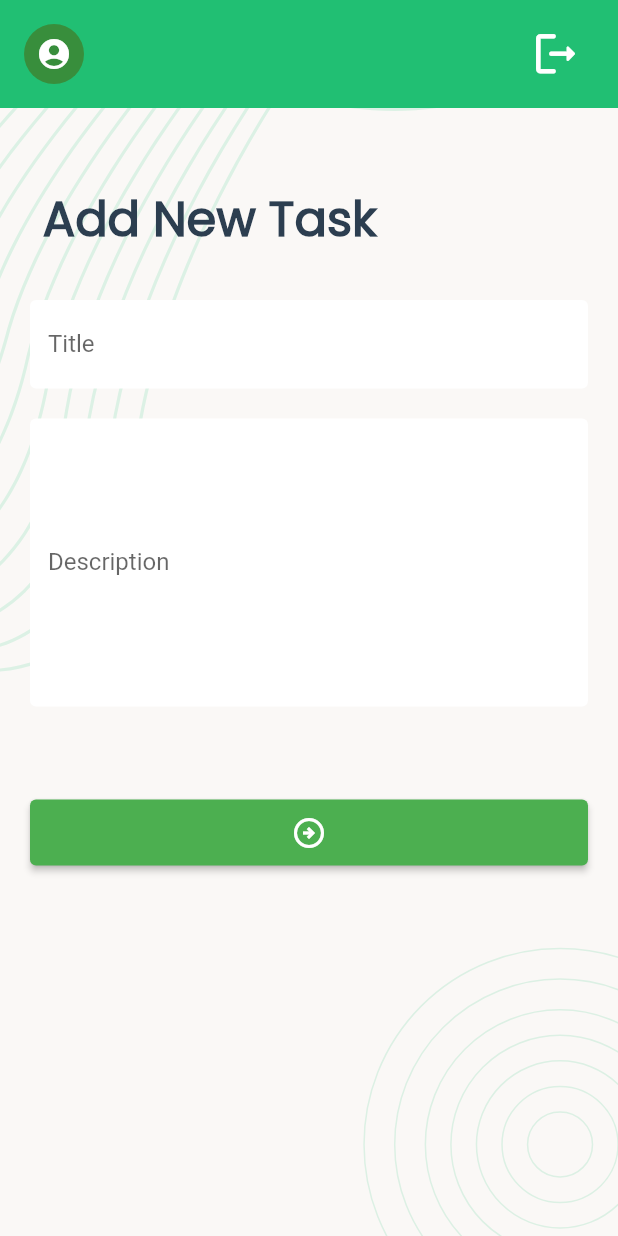
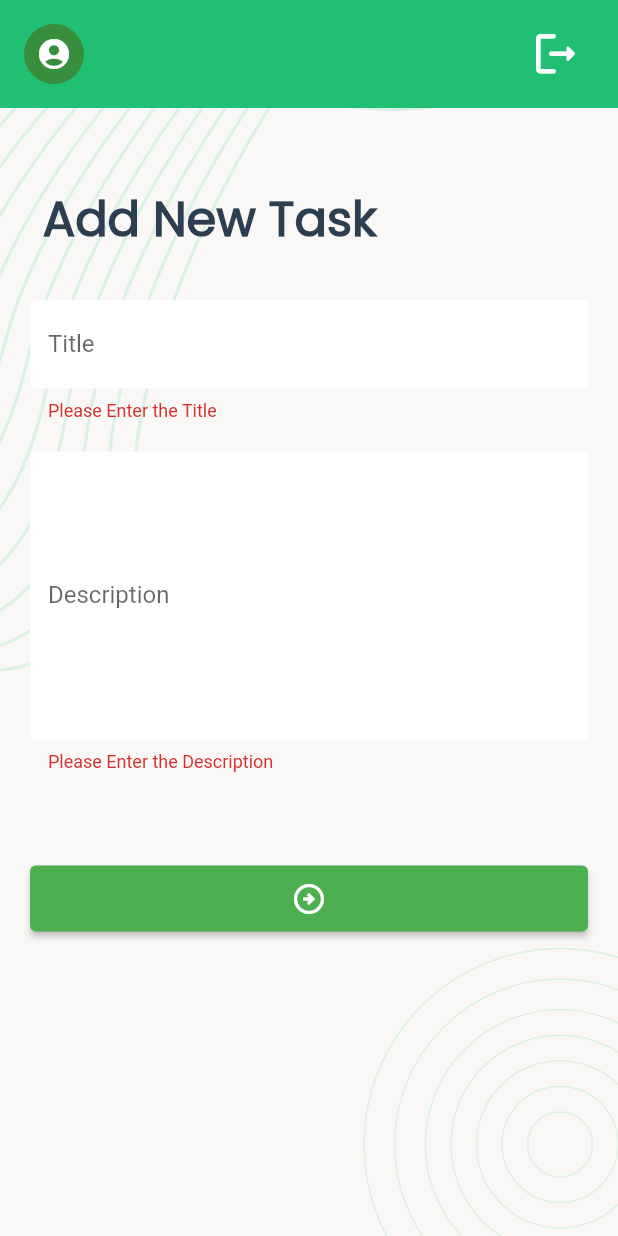
Before and after one commit to shahriartoky0/task_manager_app, a Flutter app: the AddNewTaskScreen screen opened directly, after a tap on the "arrow circle right" icon, on a phone screen of 412 x 824 dp. Run offline on Flutter 3.47's test engine with Material 2 defaults, Android fonts, the phone set to English and light mode, and no system bars; our stand-ins replace flutter_svg, pin_code_fields, shared_preferences; accounts and stored records are empty.

Commit message:
New task can be added , token field added in header in network_caller.dart

```diff
--- a/lib/data/network_caller/network_caller.dart
+++ b/lib/data/network_caller/network_caller.dart
@@ -2,6 +2,7 @@ import 'dart:convert';
 
 import 'package:http/http.dart';
 import 'package:task_manager_app/data/network_caller/network_response.dart';
+import 'package:task_manager_app/ui/controller/auth_controller.dart';
 
 class NetworkCaller {
   Future<NetworkResponse> postRequest(String url,
@@ -10,7 +11,10 @@ class NetworkCaller {
       final Response response = await post(
         Uri.parse(url),
         body: jsonEncode(body),
-        headers: {'content-type': 'Application/json'},
+        headers: {
+          'content-type': 'Application/json',
+          'token': AuthController.token.toString()
+        },
       );
       if (response.statusCode == 200) {
         return NetworkResponse(
--- a/lib/data/utility/urls.dart
+++ b/lib/data/utility/urls.dart
@@ -2,6 +2,7 @@ class Urls{
   static const String _baseUrl = 'https://task.teamrabbil.com/api/v1';
   static const String registrationUrl = '$_baseUrl/registration';
   static const String login = '$_baseUrl/login';
+  static const String addNewTask = '$_baseUrl/createTask';
 
 
 }
--- a/lib/ui/screens/add_new_tasks_screen.dart
+++ b/lib/ui/screens/add_new_tasks_screen.dart
@@ -1,8 +1,11 @@
 import 'package:flutter/material.dart';
+import 'package:task_manager_app/data/network_caller/network_caller.dart';
+import 'package:task_manager_app/data/network_caller/network_response.dart';
 import 'package:task_manager_app/ui/widgets/bodyBackground.dart';
 import 'package:task_manager_app/ui/widgets/profile_app_bar.dart';
-
+import 'package:task_manager_app/ui/widgets/smack_message.dart';
 import '../../Style/style.dart';
+import '../../data/utility/urls.dart';
 
 class AddNewTaskScreen extends StatefulWidget {
   const AddNewTaskScreen({super.key});
@@ -12,6 +15,13 @@ class AddNewTaskScreen extends StatefulWidget {
 }
 
 class _AddNewTaskScreenState extends State<AddNewTaskScreen> {
+  final TextEditingController _titleTEController = TextEditingController();
+  final TextEditingController _descriptionTEController =
+      TextEditingController();
+  final GlobalKey<FormState> _formKey = GlobalKey<FormState>();
+
+  bool _addNewTaskInProgress = false;
+
   @override
   Widget build(BuildContext context) {
     return Scaffold(
@@ -26,6 +36,8 @@ class _AddNewTaskScreenState extends State<AddNewTaskScreen> {
                     padding: const EdgeInsets.all(20.0),
                     child: SingleChildScrollView(
                       scrollDirection: Axis.vertical,
+                      child: Form(
+                        key: _formKey,
                         child: Column(
                           crossAxisAlignment: CrossAxisAlignment.start,
                           children: [
@@ -40,12 +52,21 @@ class _AddNewTaskScreenState extends State<AddNewTaskScreen> {
                               height: 30,
                             ),
                             TextFormField(
-                            decoration: const InputDecoration(labelText: 'Title'),
+                              controller: _titleTEController,
+                              validator: (value) {
+                                return isValidate(value, "Title");
+                              },
+                              decoration:
+                                  const InputDecoration(labelText: 'Title'),
                             ),
                             SizedBox(
                               height: 20,
                             ),
                             TextFormField(
+                              controller: _descriptionTEController,
+                              validator: (value) {
+                                return isValidate(value, "Description");
+                              },
                               decoration: const InputDecoration(
                                 labelText: 'Description',
                               ),
@@ -56,13 +77,21 @@ class _AddNewTaskScreenState extends State<AddNewTaskScreen> {
                             ),
                             SizedBox(
                               width: double.infinity,
+                              child: Visibility(
+                                visible: _addNewTaskInProgress == false,
+                                replacement: const Center(
+                                  child: CircularProgressIndicator(),
+                                ),
                                 child: ElevatedButton(
-                              onPressed: () {},
-                              child: Icon(Icons.arrow_circle_right_outlined),
+                                  onPressed: addTheTask,
                                   style: formButtonStyle(),
+                                  child:
+                                      Icon(Icons.arrow_circle_right_outlined),
+                                ),
                               ),
                             ),
                           ],
+                        ),
                       ),
                     ),
                   ),
@@ -74,4 +103,63 @@ class _AddNewTaskScreenState extends State<AddNewTaskScreen> {
       ),
     );
   }
+
+  addTheTask ()async {
+    if (_formKey.currentState!.validate()) {
+
+      _addNewTaskInProgress = true;
+      if (mounted) {
+        setState(() {});
       }
+      NetworkResponse response =
+      await NetworkCaller().postRequest(
+          Urls.addNewTask,
+          body: {
+            "title":
+            _titleTEController.text.trim(),
+            "description":
+            _descriptionTEController.text
+                .trim(),
+            "status": "New"
+          });
+      clearTextFields();
+      _addNewTaskInProgress = false;
+      if (mounted) {
+        setState(() {});
+      }
+
+      if (response.isSuccess) {
+        if (mounted) {
+          showSnackMessage(context,
+              "Task Added Successfully");
+        }
+      } else {
+        if (mounted) {
+          showSnackMessage(context,
+              "Task Adding Failed !!! ");
+        }
+      }
+    }
+  }
+
+  // form Validation function
+  isValidate(String? value, String field) {
+    if (value?.trim().isEmpty ?? true) {
+      return 'Please Enter the $field';
+    }
+    return null;
+  }
+
+  //clearing TextFields
+  void clearTextFields() {
+    _titleTEController.clear();
+    _descriptionTEController.clear();
+  }
+
+  @override
+  void dispose() {
+    _titleTEController.dispose();
+    _descriptionTEController.dispose();
+    super.dispose();
+  }
+}
```
Lines whose indentation alone changed are shown as unchanged.
